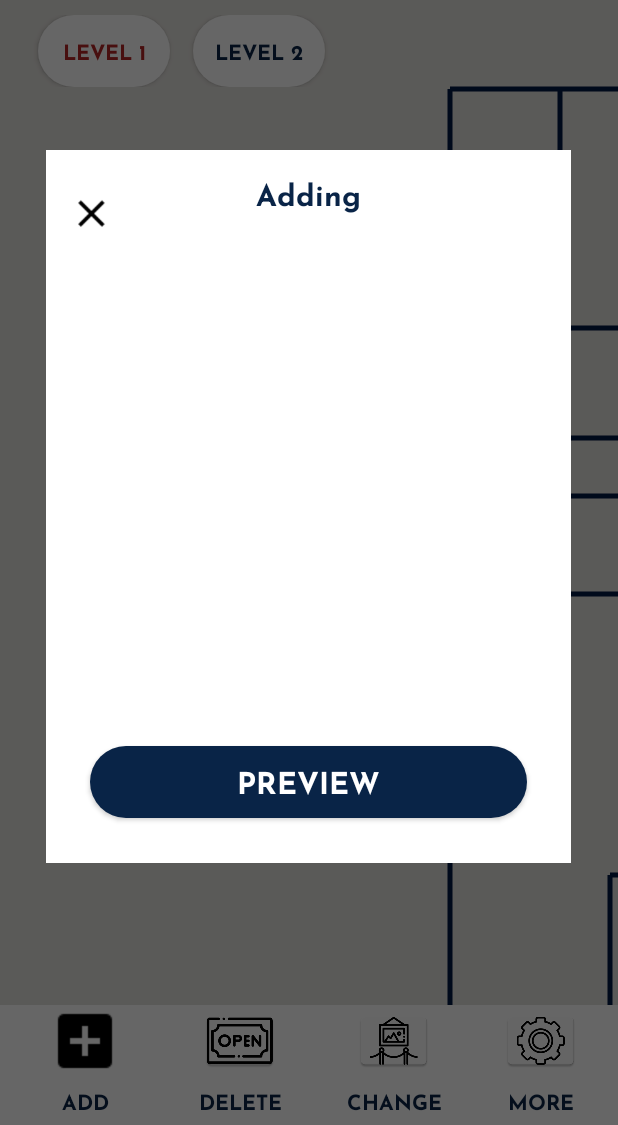
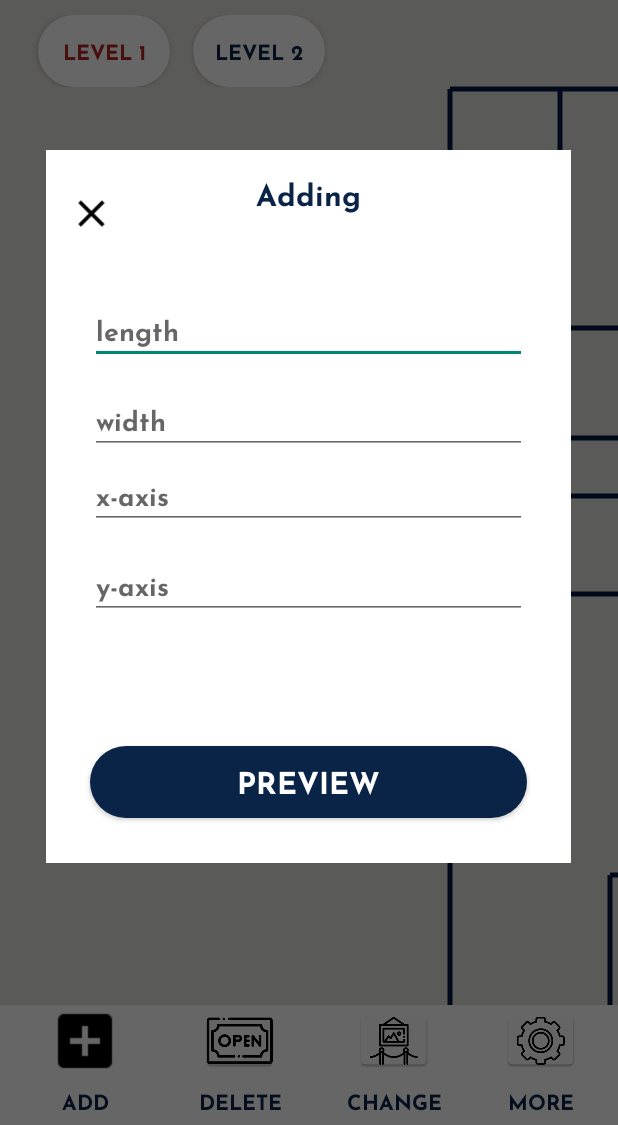
Before and after one commit to tx13al/COSC4P02D32023Winter, an Android app: the Control screen opened directly, with no data from a screen before it, after a tap on "ADD", on a phone screen of 412 x 824 dp, the part 111-1236 px from its top. Run offline under Robolectric (Android 15) with nearby library versions, the phone set to English and light mode, and no system bars.

Commit message:
control add

```diff
--- a/MasterProject/MuseumApp/app/src/main/java/com/example/museumapp/DatabaseHelper.java
+++ b/MasterProject/MuseumApp/app/src/main/java/com/example/museumapp/DatabaseHelper.java
@@ -130,12 +130,13 @@ public class DatabaseHelper {
     }
 
 
+    //getting case info
     static class printcasethread extends Thread{
         private int sid,x,y,floor;
         private float length,width;
         private List<Item> items;
 
-        ArrayList<ShowCase> scase ;
+        ArrayList<ShowCase> scase =new ArrayList<ShowCase>();
         public ArrayList<ShowCase> getcase() {
             return scase;
         }
@@ -143,17 +144,19 @@ public class DatabaseHelper {
         public void run() {
             try {
                 Connection connection = connect();
-                String SQL_command = "SELECT DISTINCT obj_name FROM item";
+                String SQL_command = "SELECT * FROM showcase";
                 Statement statement = connection.createStatement();
                 ResultSet resultSet = statement.executeQuery(SQL_command);
                 while (resultSet.next()) {
                     sid = resultSet.getInt("sid");
-                    length = resultSet.getInt("length");
-                    width = resultSet.getInt("width");
+                    length = resultSet.getFloat("length_m");
+                    width = resultSet.getFloat("width_m");
                     x = resultSet.getInt("x");
                     y = resultSet.getInt("y");
-                    floor = resultSet.getInt("floor");
+                    floor = resultSet.getInt("floor_no");
                     scase.add(new ShowCase(sid, length, width, x, y, floor,null));
+//                    System.out.println(sid);
+//                    System.out.println("_____________________________");
                 }
                 disconnect(resultSet, connection);
             } catch (SQLException e) {
--- a/MasterProject/MuseumApp/app/src/main/res/layout/activity_add.xml
+++ b/MasterProject/MuseumApp/app/src/main/res/layout/activity_add.xml
@@ -31,7 +31,68 @@
         android:textSize="20dp"
         app:layout_constraintEnd_toEndOf="parent"
         app:layout_constraintStart_toStartOf="parent"
-        tools:layout_editor_absoluteY="65dp" />
+        tools:layout_editor_absoluteY="39dp" />
+
+    <EditText
+        android:id="@+id/length"
+        android:layout_width="0dp"
+        android:layout_height="wrap_content"
+        android:layout_marginStart="24dp"
+        android:layout_marginTop="92dp"
+        android:layout_marginEnd="24dp"
+        android:fontFamily="@font/josefin_sans_light"
+        android:hint="length"
+        android:inputType="text"
+        android:textColor="@color/gray"
+        app:layout_constraintEnd_toEndOf="parent"
+        app:layout_constraintStart_toStartOf="parent"
+        app:layout_constraintTop_toTopOf="parent" />
+
+    <EditText
+        android:id="@+id/width"
+        android:layout_width="0dp"
+        android:layout_height="wrap_content"
+        android:layout_marginStart="24dp"
+        android:layout_marginTop="152dp"
+        android:layout_marginEnd="24dp"
+        android:fontFamily="@font/josefin_sans_light"
+        android:hint="width"
+        android:inputType="text"
+        android:textColor="@color/gray"
+        app:layout_constraintEnd_toEndOf="parent"
+        app:layout_constraintHorizontal_bias="1.0"
+        app:layout_constraintStart_toStartOf="parent"
+        app:layout_constraintTop_toTopOf="parent" />
+
+    <EditText
+        android:id="@+id/xaxis"
+        android:layout_width="0dp"
+        android:layout_height="wrap_content"
+        android:layout_marginStart="24dp"
+        android:layout_marginTop="202dp"
+        android:layout_marginEnd="24dp"
+        android:fontFamily="@font/josefin_sans_light"
+        android:hint="x-axis"
+        android:inputType="text"
+        android:textColor="@color/gray"
+        app:layout_constraintEnd_toEndOf="parent"
+        app:layout_constraintStart_toStartOf="parent"
+        app:layout_constraintTop_toTopOf="parent" />
+
+    <EditText
+        android:id="@+id/yaxis"
+        android:layout_width="0dp"
+        android:layout_height="wrap_content"
+        android:layout_marginStart="24dp"
+        android:layout_marginTop="262dp"
+        android:layout_marginEnd="24dp"
+        android:fontFamily="@font/josefin_sans_light"
+        android:hint="y-axis"
+        android:inputType="text"
+        android:textColor="@color/gray"
+        app:layout_constraintEnd_toEndOf="parent"
+        app:layout_constraintStart_toStartOf="parent"
+        app:layout_constraintTop_toTopOf="parent" />
 
     <Button
         android:id="@+id/p"
```
